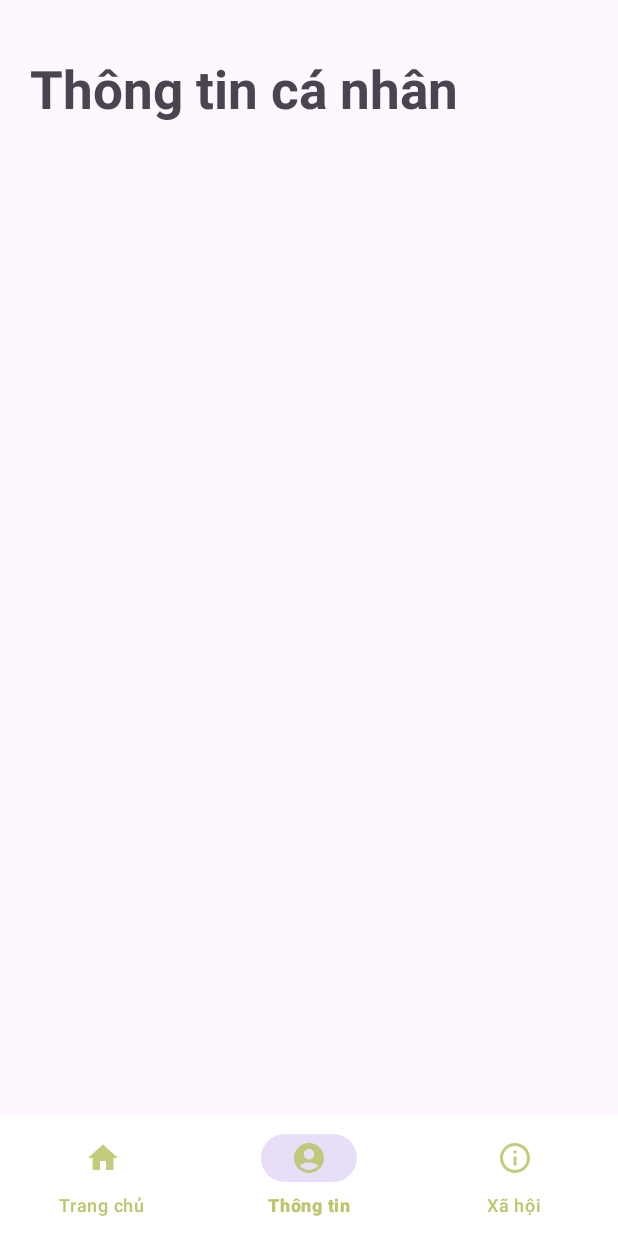
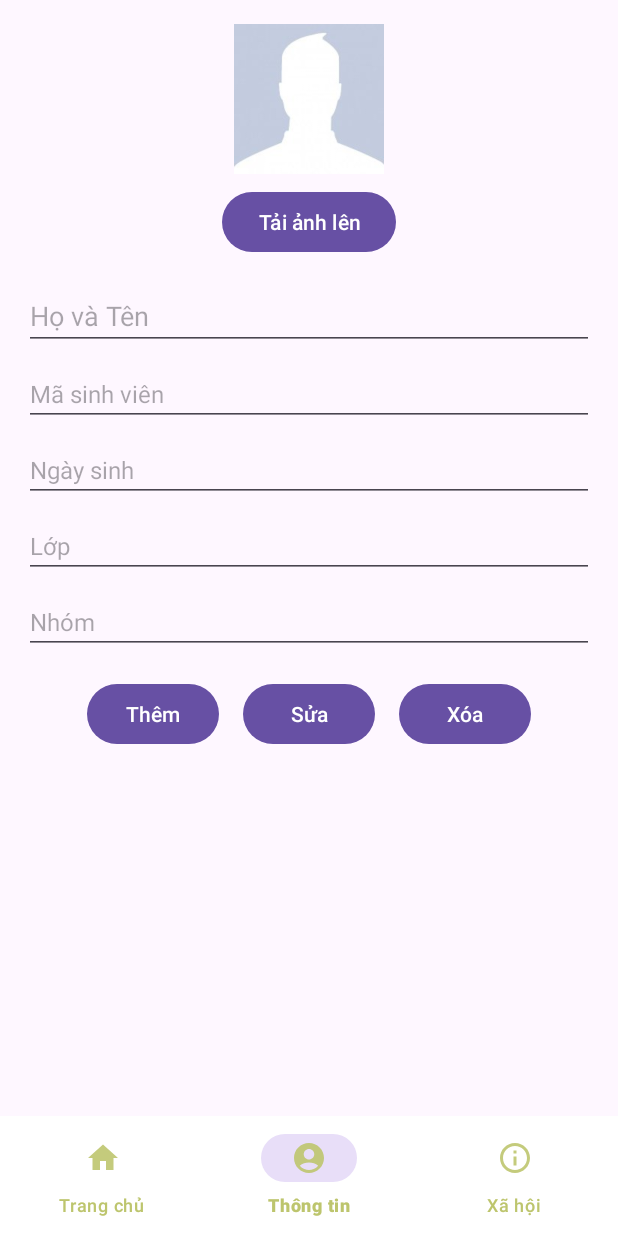
Before and after one commit to tanle16091998/Nhom8.Lop124LTDD01, an Android app: the screen it shows after launch (MainActivity), item 2 of the bottom bar chosen, on a phone screen of 412 x 824 dp. Run offline under Robolectric (Android 15) with nearby library versions, the phone set to English and light mode, and no system bars.

```diff
--- a/app/src/main/AndroidManifest.xml
+++ b/app/src/main/AndroidManifest.xml
@@ -13,6 +13,9 @@
         android:theme="@style/Theme.Nhom8Lop124LTDD01"
         tools:targetApi="31">
         <activity
+            android:name=".LeMinhToan"
+            android:exported="false" />
+        <activity
             android:name=".MainActivity"
             android:exported="true">
             <intent-filter>
--- a/app/src/main/java/com/example/nhom8lop124ltdd01/MainActivity.java
+++ b/app/src/main/java/com/example/nhom8lop124ltdd01/MainActivity.java
@@ -40,7 +40,7 @@ public class MainActivity extends AppCompatActivity {
                 if (item.getItemId() == R.id.account)
                 {
 
-                    fragment = new Fragment2();
+                    fragment = new ThongTinCaNhanFragment();
                 }
                 else
                 if (item.getItemId() == R.id.info)
--- /dev/null
+++ b/app/src/main/java/com/example/nhom8lop124ltdd01/ThongTinCaNhanFragment.java
@@ -0,0 +1,77 @@
+package com.example.nhom8lop124ltdd01;
+
+import android.content.Intent;
+import android.net.Uri;
+import android.os.Bundle;
+import androidx.annotation.Nullable;
+import androidx.fragment.app.Fragment;
+import android.view.LayoutInflater;
+import android.view.View;
+import android.view.ViewGroup;
+import android.widget.Button;
+import android.widget.EditText;
+import android.widget.ImageView;
+
+public class ThongTinCaNhanFragment extends Fragment {
+
+    private static final int PICK_IMAGE = 1;
+    private ImageView imgAvatar;
+    private EditText etHoTen, etMaSinhVien, etNgaySinh, etLop, etNhom;
+
+    public ThongTinCaNhanFragment() {
+        // Required empty public constructor
+    }
+
+    public static ThongTinCaNhanFragment newInstance(String param1, String param2) {
+        ThongTinCaNhanFragment fragment = new ThongTinCaNhanFragment();
+        Bundle args = new Bundle();
+        args.putString("param1", param1);
+        args.putString("param2", param2);
+        fragment.setArguments(args);
+        return fragment;
+    }
+
+    @Override
+    public void onCreate(Bundle savedInstanceState) {
+        super.onCreate(savedInstanceState);
+        if (getArguments() != null) {
+            String mParam1 = getArguments().getString("param1");
+            String mParam2 = getArguments().getString("param2");
+        }
+    }
+
+    @Override
+    public View onCreateView(LayoutInflater inflater, ViewGroup container,
+                             Bundle savedInstanceState) {
+        View view = inflater.inflate(R.layout.fragment_thong_tin_ca_nhan, container, false);
+
+        imgAvatar = view.findViewById(R.id.imgAvatar);
+        Button btnTaiAnh = view.findViewById(R.id.btnTaiAnh);
+        etHoTen = view.findViewById(R.id.etHoTen);
+        etMaSinhVien = view.findViewById(R.id.etMaSinhVien);
+        etNgaySinh = view.findViewById(R.id.etNgaySinh);
+        etLop = view.findViewById(R.id.etLop);
+        etNhom = view.findViewById(R.id.etNhom);
+
+        btnTaiAnh.setOnClickListener(new View.OnClickListener() {
+            @Override
+            public void onClick(View v) {
+                Intent intent = new Intent();
+                intent.setType("image/*");
+                intent.setAction(Intent.ACTION_GET_CONTENT);
+                startActivityForResult(Intent.createChooser(intent, "Select Picture"), PICK_IMAGE);
+            }
+        });
+
+        return view;
+    }
+
+    @Override
+    public void onActivityResult(int requestCode, int resultCode, @Nullable Intent data) {
+        super.onActivityResult(requestCode, resultCode, data);
+        if (requestCode == PICK_IMAGE && resultCode == getActivity().RESULT_OK && data != null && data.getData() != null) {
+            Uri imageUri = data.getData();
+            imgAvatar.setImageURI(imageUri);
+        }
+    }
+}
--- /dev/null
+++ b/app/src/main/res/layout/fragment_thong_tin_ca_nhan.xml
@@ -0,0 +1,107 @@
+<ScrollView xmlns:android="http://schemas.android.com/apk/res/android"
+    xmlns:tools="http://schemas.android.com/tools"
+    android:layout_width="match_parent"
+    android:layout_height="match_parent"
+    tools:context=".ThongTinCaNhanFragment">
+
+    <LinearLayout
+        android:layout_width="match_parent"
+        android:layout_height="wrap_content"
+        android:orientation="vertical"
+        android:padding="16dp">
+
+        <!-- Ảnh đại diện -->
+        <ImageView
+            android:id="@+id/imgAvatar"
+            android:layout_width="100dp"
+            android:layout_height="100dp"
+            android:layout_gravity="center"
+            android:src="@drawable/anhdaidien"
+            android:contentDescription="hello" />
+
+        <!-- Nút tải ảnh -->
+        <Button
+            android:id="@+id/btnTaiAnh"
+            android:layout_width="wrap_content"
+            android:layout_height="wrap_content"
+            android:text="Tải ảnh lên"
+            android:layout_gravity="center"
+            android:layout_marginTop="8dp" />
+
+        <!-- Họ và Tên -->
+        <EditText
+            android:id="@+id/etHoTen"
+            android:layout_width="match_parent"
+            android:layout_height="wrap_content"
+            android:hint="Họ và Tên"
+            android:textSize="18sp"
+            android:layout_marginTop="16dp" />
+
+        <!-- Mã sinh viên -->
+        <EditText
+            android:id="@+id/etMaSinhVien"
+            android:layout_width="match_parent"
+            android:layout_height="wrap_content"
+            android:hint="Mã sinh viên"
+            android:textSize="16sp"
+            android:layout_marginTop="8dp" />
+
+        <!-- Ngày sinh -->
+        <EditText
+            android:id="@+id/etNgaySinh"
+            android:layout_width="match_parent"
+            android:layout_height="wrap_content"
+            android:hint="Ngày sinh"
+            android:textSize="16sp"
+            android:layout_marginTop="8dp" />
+
+        <!-- Lớp -->
+        <EditText
+            android:id="@+id/etLop"
+            android:layout_width="match_parent"
+            android:layout_height="wrap_content"
+            android:hint="Lớp"
+            android:textSize="16sp"
+            android:layout_marginTop="8dp" />
+
+        <!-- Nhóm -->
+        <EditText
+            android:id="@+id/etNhom"
+            android:layout_width="match_parent"
+            android:layout_height="wrap_content"
+            android:hint="Nhóm"
+            android:textSize="16sp"
+            android:layout_marginTop="8dp" />
+
+        <!-- Các nút chức năng -->
+        <LinearLayout
+            android:layout_width="match_parent"
+            android:layout_height="wrap_content"
+            android:orientation="horizontal"
+            android:layout_marginTop="16dp"
+            android:gravity="center">
+
+            <Button
+                android:id="@+id/btnThem"
+                android:layout_width="wrap_content"
+                android:layout_height="wrap_content"
+                android:text="Thêm" />
+
+            <Button
+                android:id="@+id/btnSua"
+                android:layout_width="wrap_content"
+                android:layout_height="wrap_content"
+                android:text="Sửa"
+                android:layout_marginStart="16dp"
+                android:layout_marginEnd="16dp" />
+
+            <Button
+                android:id="@+id/btnXoa"
+                android:layout_width="wrap_content"
+                android:layout_height="wrap_content"
+                android:text="Xóa" />
+
+        </LinearLayout>
+
+    </LinearLayout>
+</ScrollView>
--- a/app/src/main/res/values/strings.xml
+++ b/app/src/main/res/values/strings.xml
@@ -1,3 +1,5 @@
 <resources>
     <string name="app_name">Nhom8.Lop124LTDD01</string>
+    <!-- TODO: Remove or change this placeholder text -->
+    <string name="hello_blank_fragment">Hello blank fragment</string>
 </resources>
```
Also changed, not shown: app/src/main/res/drawable/anhdaidien.jpg (added).
